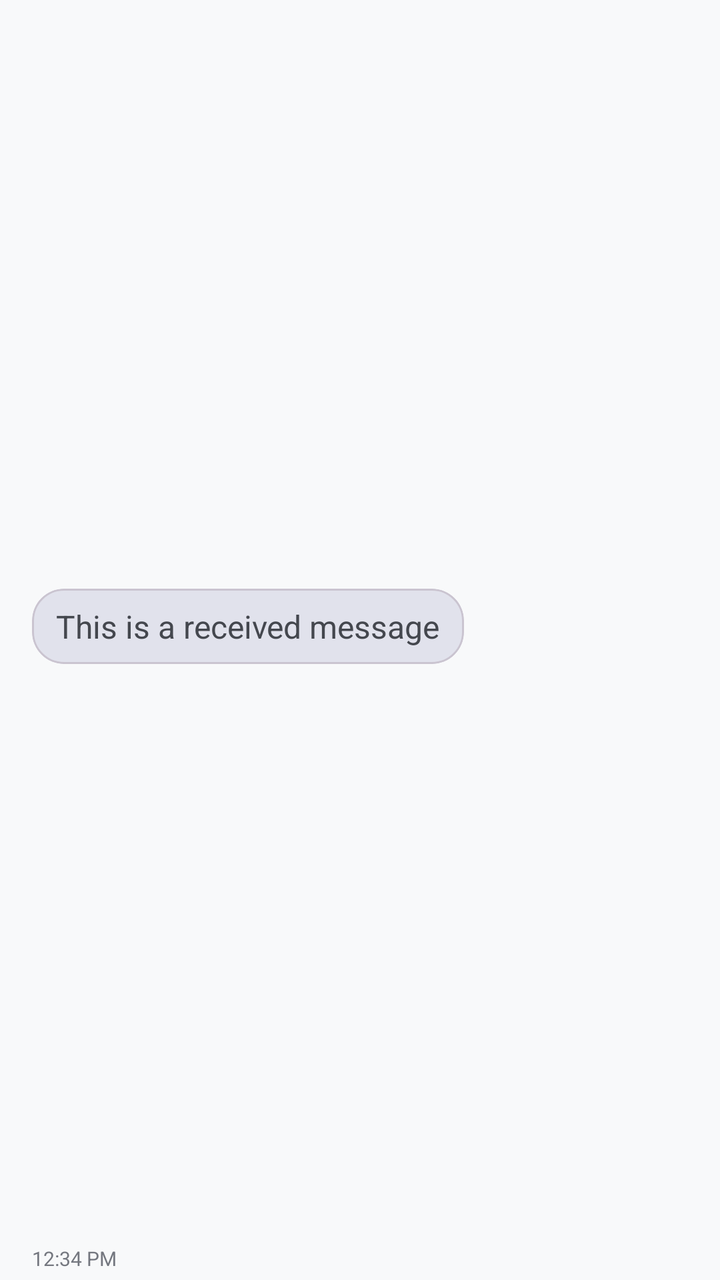
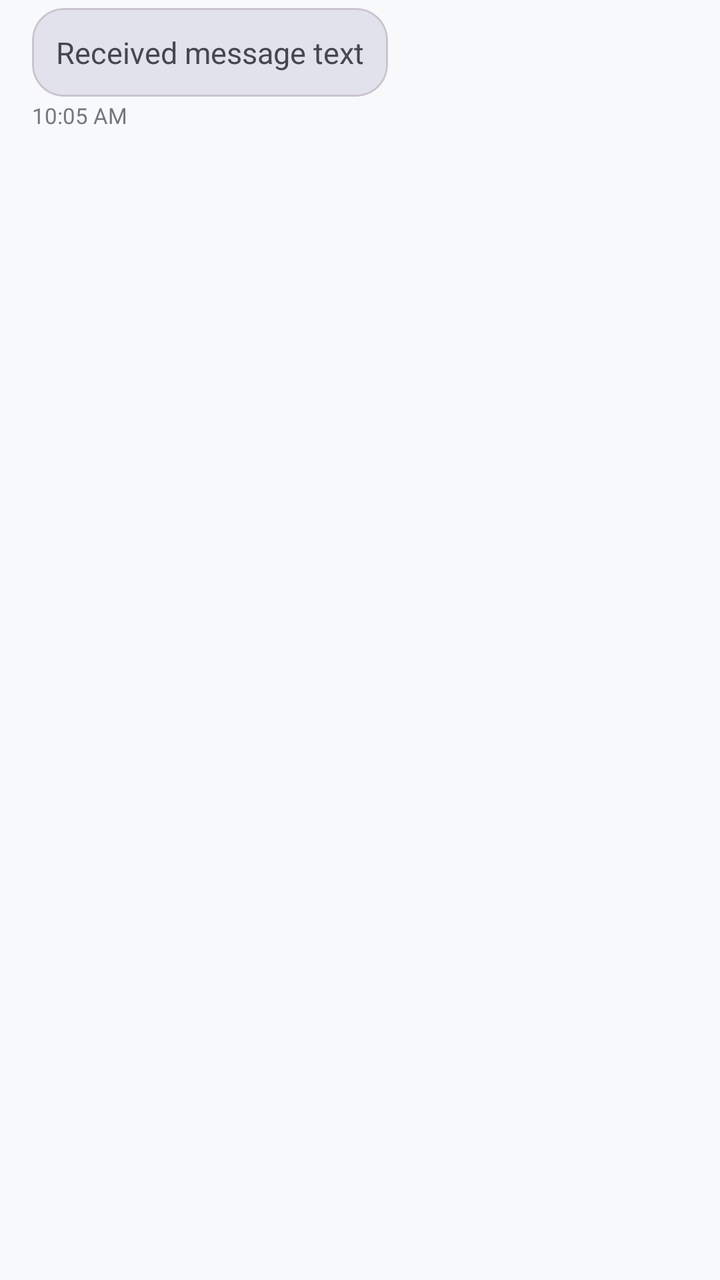

An Android layout rendered at two revisions. The XML below is the earlier revision; the diff shows what the commit changed to produce the second picture.
<!-- AndroidManifest.xml: application theme Theme.CampusFind -->
<!-- res/layout/item_message_received.xml -->
<?xml version="1.0" encoding="utf-8"?>
<androidx.constraintlayout.widget.ConstraintLayout xmlns:android="http://schemas.android.com/apk/res/android"
    xmlns:app="http://schemas.android.com/apk/res-auto"
    android:layout_width="match_parent"
    android:layout_height="wrap_content"
    android:paddingHorizontal="16dp"
    android:paddingVertical="4dp">

    <com.google.android.material.card.MaterialCardView
        android:layout_width="wrap_content"
        android:layout_height="wrap_content"
        app:cardBackgroundColor="@color/surface_variant"
        app:cardCornerRadius="16dp"
        app:cardElevation="0dp"
        app:layout_constraintStart_toStartOf="parent"
        app:layout_constraintTop_toTopOf="parent"
        app:layout_constraintBottom_toTopOf="@id/tvReceivedTime"
        app:layout_constrainedWidth="true"
        app:layout_constraintHorizontal_bias="0.0"
        app:layout_constraintEnd_toEndOf="parent">

        <TextView
            android:id="@+id/tvMessage"
            android:layout_width="wrap_content"
            android:layout_height="wrap_content"
            android:paddingHorizontal="12dp"
            android:paddingVertical="8dp"
            android:text="This is a received message"
            android:textColor="@color/on_surface_variant"
            android:textSize="16sp" />
    </com.google.android.material.card.MaterialCardView>

    <TextView
        android:id="@+id/tvReceivedTime"
        android:layout_width="wrap_content"
        android:layout_height="wrap_content"
        android:layout_marginTop="2dp"
        android:text="12:34 PM"
        android:textColor="@color/outline"
        android:textSize="10sp"
        app:layout_constraintBottom_toBottomOf="parent"
        app:layout_constraintStart_toStartOf="parent" />

</androidx.constraintlayout.widget.ConstraintLayout>
<!-- resources referenced by this layout -->
<resources>
  <color name="on_surface_variant">#44474E</color>
  <color name="outline">#74777F</color>
  <color name="surface_variant">#E1E2EC</color>
  <style name="Theme.CampusFind" parent="Base.Theme.CampusFind" />
  <style name="Base.Theme.CampusFind" parent="Theme.Material3.DayNight.NoActionBar">
          
          <item name="colorPrimary">@color/primary</item>
          <item name="colorOnPrimary">@color/on_primary</item>
          <item name="colorPrimaryContainer">@color/primary_container</item>
          <item name="colorOnPrimaryContainer">@color/on_primary_container</item>
  
          <item name="colorSecondary">@color/secondary</item>
          <item name="colorOnSecondary">@color/on_secondary</item>
          <item name="colorSecondaryContainer">@color/secondary_container</item>
          <item name="colorOnSecondaryContainer">@color/on_secondary_container</item>
  
          <item name="android:colorBackground">@color/background</item>
          <item name="colorOnBackground">@color/on_background</item>
          <item name="colorSurface">@color/surface</item>
          <item name="colorOnSurface">@color/on_surface</item>
          <item name="colorSurfaceVariant">@color/surface_variant</item>
          <item name="colorOnSurfaceVariant">@color/on_surface_variant</item>
          <item name="colorOutline">@color/outline</item>
  
          
          <item name="android:statusBarColor">?attr/colorPrimary</item>
          <item name="android:windowLightStatusBar">false</item>
      </style>
  <color name="primary">#1976D2</color>
  <color name="on_primary">#FFFFFF</color>
  <color name="primary_container">#D1E4FF</color>
  <color name="on_primary_container">#001D36</color>
  <color name="secondary">#FFB300</color>
  <color name="on_secondary">#000000</color>
  <color name="secondary_container">#FFECB3</color>
  <color name="on_secondary_container">#261900</color>
  <color name="background">#F8F9FA</color>
  <color name="on_background">#1A1C1E</color>
  <color name="surface">#FFFFFF</color>
  <color name="on_surface">#1A1C1E</color>
</resources>

<!-- the commit's change to res/layout/item_message_received.xml (unified diff, before → after) -->
@@ -1,8 +1,10 @@
 <?xml version="1.0" encoding="utf-8"?>
-<androidx.constraintlayout.widget.ConstraintLayout xmlns:android="http://schemas.android.com/apk/res/android"
+<LinearLayout xmlns:android="http://schemas.android.com/apk/res/android"
     xmlns:app="http://schemas.android.com/apk/res-auto"
     android:layout_width="match_parent"
     android:layout_height="wrap_content"
+    android:gravity="start"
+    android:orientation="vertical"
     android:paddingHorizontal="16dp"
     android:paddingVertical="4dp">
 
@@ -12,22 +14,17 @@
         app:cardBackgroundColor="@color/surface_variant"
         app:cardCornerRadius="16dp"
         app:cardElevation="0dp"
-        app:layout_constraintStart_toStartOf="parent"
-        app:layout_constraintTop_toTopOf="parent"
-        app:layout_constraintBottom_toTopOf="@id/tvReceivedTime"
-        app:layout_constrainedWidth="true"
-        app:layout_constraintHorizontal_bias="0.0"
-        app:layout_constraintEnd_toEndOf="parent">
+        app:shapeAppearanceOverlay="@style/ShapeAppearance.Material3.Corner.Large">
 
         <TextView
             android:id="@+id/tvMessage"
             android:layout_width="wrap_content"
             android:layout_height="wrap_content"
-            android:paddingHorizontal="12dp"
-            android:paddingVertical="8dp"
-            android:text="This is a received message"
+            android:maxWidth="260dp"
+            android:padding="12dp"
+            android:text="Received message text"
             android:textColor="@color/on_surface_variant"
-            android:textSize="16sp" />
+            android:textSize="15sp" />
     </com.google.android.material.card.MaterialCardView>
 
     <TextView
@@ -35,10 +32,7 @@
         android:layout_width="wrap_content"
         android:layout_height="wrap_content"
         android:layout_marginTop="2dp"
-        android:text="12:34 PM"
+        android:text="10:05 AM"
         android:textColor="@color/outline"
-        android:textSize="10sp"
-        app:layout_constraintBottom_toBottomOf="parent"
-        app:layout_constraintStart_toStartOf="parent" />
-
-</androidx.constraintlayout.widget.ConstraintLayout>
+        android:textSize="11sp" />
+</LinearLayout>
